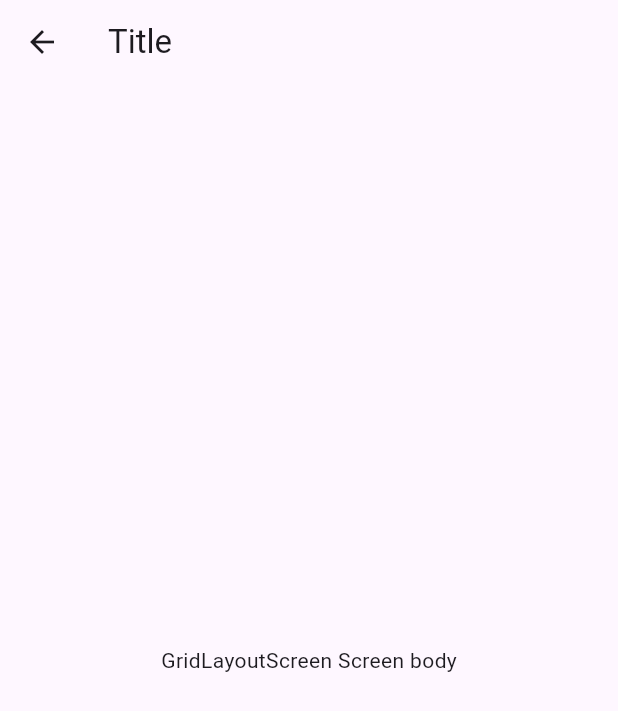
After one commit to Zero0242/fl_bases_app, a Flutter app: the GridLayoutScreen screen opened by its route, on a phone screen of 412 x 824 dp. The commit adds this screen. Shown: the top 711 px of the screen. Run offline on Flutter 3.47's test engine with Material 3 defaults, Android fonts, the light colour scheme and no system bars.

Commit message:
[ROUTER]
> rutas de prueba para layouts

```diff
--- /dev/null
+++ b/lib/app/layouts/grid_layout_screen.dart
@@ -0,0 +1,16 @@
+import 'package:flutter/material.dart';
+
+class GridLayoutScreen extends StatelessWidget {
+  const GridLayoutScreen({super.key});
+
+  /// App Route is: `/layouts/grids`
+  static const String route = '/layouts/grids';
+
+  @override
+  Widget build(BuildContext context) {
+    return Scaffold(
+      appBar: AppBar(title: Text('Title')),
+      body: Center(child: Text('GridLayoutScreen Screen body')),
+    );
+  }
+}
--- /dev/null
+++ b/lib/app/layouts/horizontal_layout_screen.dart
@@ -0,0 +1,16 @@
+import 'package:flutter/material.dart';
+
+class HorizontalLayoutScreen extends StatelessWidget {
+  const HorizontalLayoutScreen({super.key});
+
+  /// App Route is: `/layouts/rows`
+  static const String route = '/layouts/rows';
+
+  @override
+  Widget build(BuildContext context) {
+    return Scaffold(
+      appBar: AppBar(title: Text('Title')),
+      body: Center(child: Text('HorizontalLayoutScreen Screen body')),
+    );
+  }
+}
--- /dev/null
+++ b/lib/app/layouts/scrollable_layout_screen.dart
@@ -0,0 +1,16 @@
+import 'package:flutter/material.dart';
+
+class ScrollableLayoutScreen extends StatelessWidget {
+  const ScrollableLayoutScreen({super.key});
+
+  /// App Route is: `/layouts/scrollables`
+  static const String route = '/layouts/scrollable';
+
+  @override
+  Widget build(BuildContext context) {
+    return Scaffold(
+      appBar: AppBar(title: Text('Title')),
+      body: Center(child: Text('ScrollableLayoutScreen Screen body')),
+    );
+  }
+}
--- /dev/null
+++ b/lib/app/layouts/vertical_layout_screen.dart
@@ -0,0 +1,16 @@
+import 'package:flutter/material.dart';
+
+class VerticalLayoutScreen extends StatelessWidget {
+  const VerticalLayoutScreen({super.key});
+
+  /// App Route is: `/layouts/vertical`
+  static const String route = '/layouts/vertical';
+
+  @override
+  Widget build(BuildContext context) {
+    return Scaffold(
+      appBar: AppBar(title: Text('Title')),
+      body: Center(child: Text('VerticalLayoutScreen Screen body')),
+    );
+  }
+}
--- /dev/null
+++ b/lib/app/routes.dart
@@ -0,0 +1,7 @@
+export 'counters/counter_screen.dart';
+export 'counters/counter_timer_screen.dart';
+export 'layouts/grid_layout_screen.dart';
+export 'layouts/horizontal_layout_screen.dart';
+export 'layouts/scrollable_layout_screen.dart';
+export 'layouts/vertical_layout_screen.dart';
+export 'home_screen.dart';
--- /dev/null
+++ b/lib/config/config.dart
@@ -0,0 +1,2 @@
+export 'router/app_router.dart';
+export 'theme/app_theme.dart';
--- /dev/null
+++ b/lib/config/router/app_router.dart
@@ -0,0 +1,20 @@
+import 'package:flutter/material.dart';
+import 'package:flutter_basics_app/app/routes.dart';
+
+class AppRouter {
+  static const String initialRoute = HomeScreen.route;
+
+  static final routes = {
+    HomeScreen.route: (context) => HomeScreen(),
+    // * Ruta con argumentos
+    CounterScreen.route: (context) {
+      final count = ModalRoute.of(context)!.settings.arguments as int?;
+      return CounterScreen(initialCount: count);
+    },
+    CounterTimerScreen.route: (context) => CounterTimerScreen(),
+    GridLayoutScreen.route: (context) => GridLayoutScreen(),
+    VerticalLayoutScreen.route: (context) => VerticalLayoutScreen(),
+    HorizontalLayoutScreen.route: (context) => HorizontalLayoutScreen(),
+    ScrollableLayoutScreen.route: (context) => ScrollableLayoutScreen(),
+  };
+}
--- /dev/null
+++ b/lib/config/theme/app_theme.dart
@@ -0,0 +1,7 @@
+import 'package:flutter/material.dart';
+
+class AppTheme {
+  static final mainTheme = ThemeData(
+    colorScheme: ColorScheme.fromSeed(seedColor: Colors.deepPurple),
+  );
+}
```
Also changed, not shown: lib/main.dart (+4 -16 lines).
